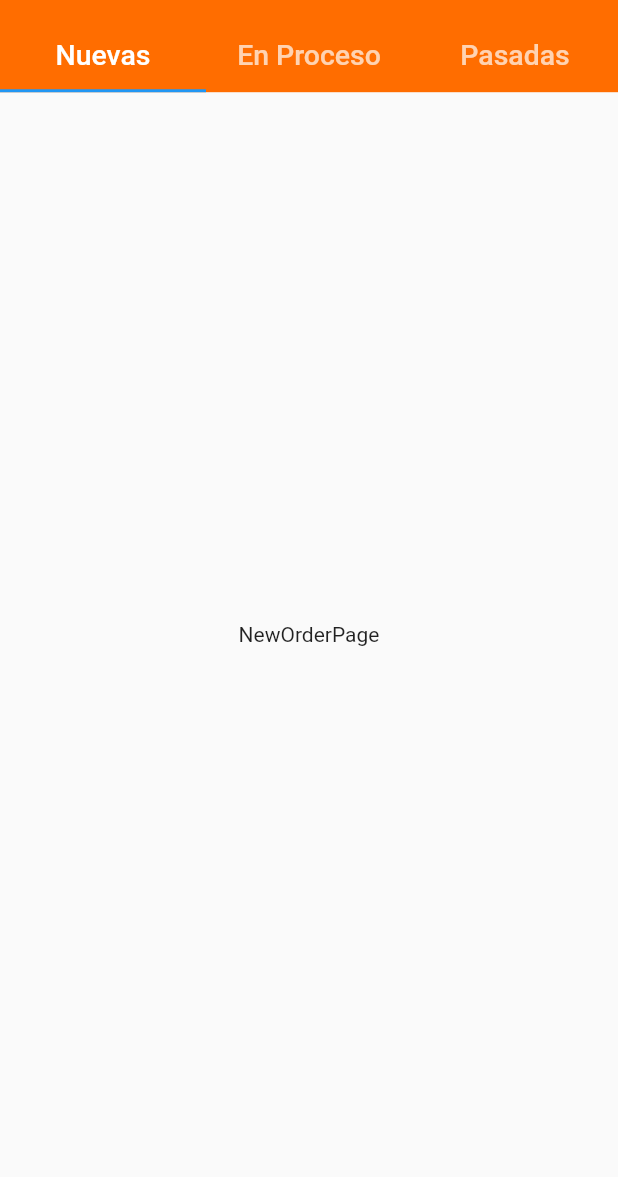
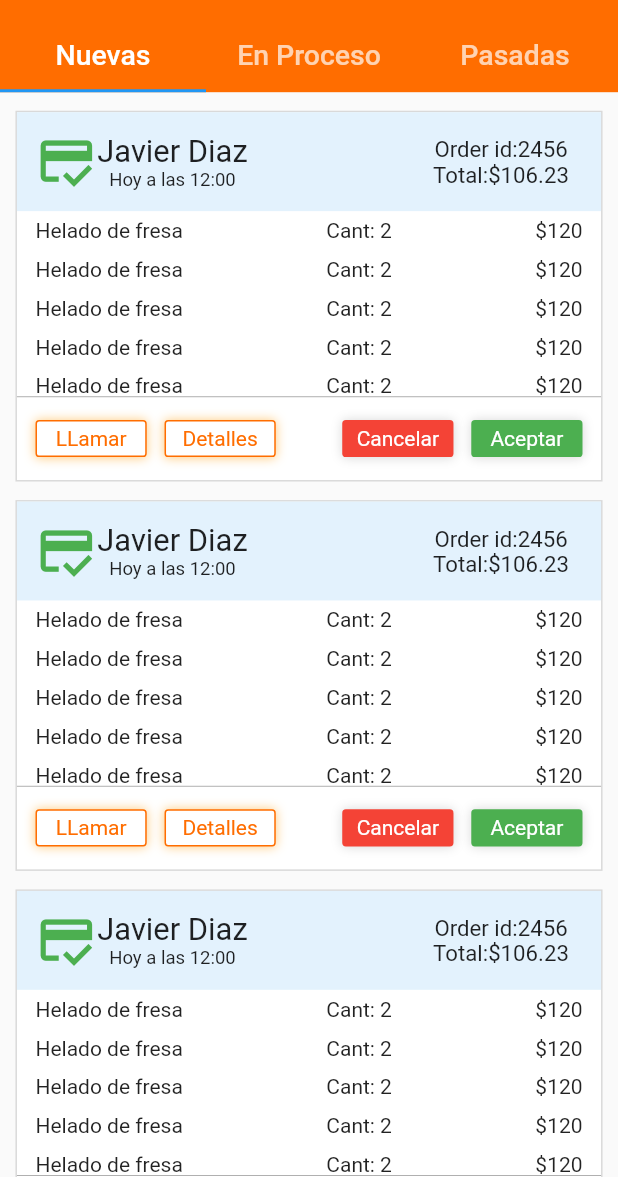
Before and after one commit to javierrrrrrrrrrrr/food_admin, a Flutter app: the HomeOrderPage screen opened directly, on a phone screen of 412 x 824 dp, the part 59-1236 px from its top. Run offline on Flutter 3.47's test engine with Material 2 defaults, Android fonts, the phone set to English and light mode, and no system bars; our stand-ins replace bloc, equatable, flutter_slidable; missing offline and left inert: data_connection_checker_tv.

Commit message:
trabajando en ordenes

```diff
--- /dev/null
+++ b/lib/features/orders/presentation/Widgets/custom_order_card.dart
@@ -0,0 +1,295 @@
+import 'package:flutter/material.dart';
+import 'package:food_admin/core/constantes/constantes.dart';
+
+class OrderCard extends StatelessWidget {
+  const OrderCard({Key? key, required this.cardType}) : super(key: key);
+
+  final String cardType;
+
+  @override
+  Widget build(BuildContext context) {
+    final size = MediaQuery.of(context).size;
+    return Container(
+      margin: EdgeInsets.only(top: size.height * 0.015),
+      height: size.height * 0.3,
+      width: size.width * 0.95,
+      //bordes
+      decoration: BoxDecoration(
+        border: Border.all(color: Colors.black.withOpacity(0.15)),
+        color: Colors.white,
+      ),
+      // color: Colors.red,
+      child: Column(
+        children: [
+          const TopOrderCard(),
+          const BodyOrderCard(),
+          const Line(),
+          BottomOrderCard(cardtype: cardType),
+        ],
+      ),
+    );
+  }
+}
+
+class Line extends StatelessWidget {
+  const Line({
+    Key? key,
+  }) : super(key: key);
+
+  @override
+  Widget build(BuildContext context) {
+    final size = MediaQuery.of(context).size;
+    return Container(
+      height: size.height * 0.0005,
+      width: size.width,
+      color: Colors.black.withOpacity(0.5),
+    );
+  }
+}
+
+class BottomOrderCard extends StatelessWidget {
+  const BottomOrderCard({
+    Key? key,
+    required this.cardtype,
+  }) : super(key: key);
+
+  final String cardtype;
+
+  @override
+  Widget build(BuildContext context) {
+    final size = MediaQuery.of(context).size;
+
+    final List<String> dropdownValues = [
+      "Aceptada",
+      "Rechazada",
+      "En Camino",
+    ];
+
+    String valor = "Aceptada";
+
+    return SizedBox(
+      height: size.height * 0.067,
+      width: size.width,
+      // color: Colors.orange,
+      child: cardtype == "A"
+          ? Padding(
+              padding: EdgeInsets.symmetric(horizontal: size.height * 0.015),
+              child: Row(
+                mainAxisAlignment: MainAxisAlignment.spaceBetween,
+                children: [
+                  const ButtomOrderCard(
+                    color: Colors.white,
+                    texto: "LLamar",
+                    isborder: true,
+                  ),
+                  const ButtomOrderCard(
+                    color: Colors.white,
+                    texto: "Detalles",
+                    isborder: true,
+                  ),
+                  SizedBox(
+                    width: size.width * 0.05,
+                  ),
+                  const ButtomOrderCard(
+                    color: Colors.red,
+                    texto: "Cancelar",
+                    isborder: false,
+                  ),
+                  const ButtomOrderCard(
+                    color: Colors.green,
+                    texto: "Aceptar",
+                    isborder: false,
+                  ),
+                ],
+              ),
+            )
+          : cardtype == "B"
+              ? Row(
+                  children: [
+                    SizedBox(
+                      width: size.width * 0.03,
+                    ),
+                    const Text("Estado: "),
+                    Container(
+                      height: size.height * 0.04,
+                      padding:
+                          EdgeInsets.symmetric(horizontal: size.width * 0.01),
+                      decoration: BoxDecoration(
+                        color: Colors.white,
+                        borderRadius:
+                            BorderRadius.circular(size.height * 0.008),
+                        border: Border.all(
+                            color: Colors.grey,
+                            style: BorderStyle.solid,
+                            width: 0.80),
+                      ),
+                      child: DropdownButtonHideUnderline(
+                          child: DropdownButton(
+                        onChanged: ((value) {
+                          valor = value.toString();
+                          print(valor);
+                        }),
+                        value: valor,
+                        items: dropdownValues
+                            .map((value) => DropdownMenuItem(
+                                  value: value,
+                                  child: Padding(
+                                    padding: EdgeInsets.only(
+                                        left: size.height * 0.01),
+                                    child: Text(
+                                      value,
+                                      style: TextStyle(
+                                          fontSize: size.height * 0.018),
+                                    ),
+                                  ),
+                                ))
+                            .toList(),
+                      )),
+                    ),
+                    SizedBox(
+                      width: size.width * 0.25,
+                    ),
+                    const ButtomOrderCard(
+                      isborder: true,
+                      color: Colors.white,
+                      texto: "Detalles",
+                    )
+                  ],
+                )
+              : Container(
+                  child: const Text("C"),
+                ),
+    );
+  }
+}
+
+class ButtomOrderCard extends StatelessWidget {
+  const ButtomOrderCard({
+    Key? key,
+    required this.texto,
+    required this.color,
+    this.isborder,
+  }) : super(key: key);
+
+  final String texto;
+  final Color color;
+  final bool? isborder;
+
+  @override
+  Widget build(BuildContext context) {
+    final size = MediaQuery.of(context).size;
+
+    return Container(
+      height: size.height * 0.03,
+      width: size.width * 0.18,
+      decoration: BoxDecoration(
+        borderRadius: BorderRadius.circular(size.height * 0.003),
+        boxShadow: [
+          BoxShadow(
+            color: isborder == true
+                ? Colors.orange.withOpacity(0.5)
+                : Colors.black.withOpacity(0.15),
+            blurRadius: 5,
+            offset: const Offset(0, 0),
+          ),
+        ],
+        color: color,
+        border: isborder == true ? Border.all(color: kprymaricolor) : null,
+      ),
+      child: Center(
+          child: Text(texto,
+              style: isborder == true
+                  ? const TextStyle(color: kprymaricolor)
+                  : const TextStyle(color: Colors.white))),
+    );
+  }
+}
+
+class BodyOrderCard extends StatelessWidget {
+  const BodyOrderCard({
+    Key? key,
+  }) : super(key: key);
+
+  @override
+  Widget build(BuildContext context) {
+    final size = MediaQuery.of(context).size;
+    return SizedBox(
+      height: size.height * 0.15,
+      width: size.width,
+      child: ListView.builder(
+          itemCount: 10,
+          itemBuilder: (context, index) {
+            return Padding(
+              padding: EdgeInsets.symmetric(
+                  horizontal: size.width * 0.03, vertical: size.width * 0.012),
+              child: Row(
+                mainAxisAlignment: MainAxisAlignment.spaceBetween,
+                children: const [
+                  Text("Helado de fresa"),
+                  Text("Cant: 2"),
+                  Text("\$120"),
+                ],
+              ),
+            );
+          }),
+      //    color: Colors.green,
+    );
+  }
+}
+
+class TopOrderCard extends StatelessWidget {
+  const TopOrderCard({
+    Key? key,
+  }) : super(key: key);
+
+  @override
+  Widget build(BuildContext context) {
+    final size = MediaQuery.of(context).size;
+    return Container(
+      color: Colors.blue[50],
+      height: size.height * 0.08,
+      width: size.width,
+      child: Padding(
+        padding: EdgeInsets.symmetric(horizontal: size.width * 0.03),
+        child: Row(
+          children: [
+            Icon(
+              Icons.credit_score_outlined,
+              size: size.height * 0.05,
+              color: Colors.green,
+            ),
+            Column(
+              mainAxisAlignment: MainAxisAlignment.center,
+              children: [
+                Text(
+                  "Javier Diaz",
+                  style: TextStyle(fontSize: size.height * 0.025),
+                ),
+                Text(
+                  "Hoy a las 12:00",
+                  style: TextStyle(fontSize: size.height * 0.015),
+                ),
+              ],
+            ),
+            SizedBox(
+              width: size.width * 0.3,
+            ),
+            Column(
+              mainAxisAlignment: MainAxisAlignment.center,
+              children: [
+                Text(
+                  "Order id:2456",
+                  style: TextStyle(fontSize: size.height * 0.018),
+                ),
+                Text(
+                  "Total:\$106.23",
+                  style: TextStyle(fontSize: size.height * 0.018),
+                ),
+              ],
+            )
+          ],
+        ),
+      ),
+    );
+  }
+}
--- a/lib/features/orders/presentation/Widgets/new_order_page.dart
+++ /dev/null
@@ -1,12 +0,0 @@
-import 'package:flutter/material.dart';
-
-class NewOrderPage extends StatelessWidget {
-  const NewOrderPage({Key? key}) : super(key: key);
-
-  @override
-  Widget build(BuildContext context) {
-    return const Center(
-      child: Text("NewOrderPage"),
-    );
-  }
-}
--- a/lib/features/orders/presentation/Widgets/ongoing_order_page.dart
+++ /dev/null
@@ -1,12 +0,0 @@
-import 'package:flutter/material.dart';
-
-class OngoingOrderPage extends StatelessWidget {
-  const OngoingOrderPage({Key? key}) : super(key: key);
-
-  @override
-  Widget build(BuildContext context) {
-    return const Center(
-      child: Text("OngoingOrderPage"),
-    );
-  }
-}
--- a/lib/features/orders/presentation/Widgets/past_order_page.dart
+++ /dev/null
@@ -1,12 +0,0 @@
-import 'package:flutter/material.dart';
-
-class PastOrderPage extends StatelessWidget {
-  const PastOrderPage({Key? key}) : super(key: key);
-
-  @override
-  Widget build(BuildContext context) {
-    return const Center(
-      child: Text("PastOrderPage"),
-    );
-  }
-}
--- /dev/null
+++ b/lib/features/orders/presentation/Widgets/statusOrders/new_order_page.dart
@@ -0,0 +1,23 @@
+import 'package:flutter/material.dart';
+
+import '../custom_order_card.dart';
+
+class NewOrderPage extends StatelessWidget {
+  const NewOrderPage({Key? key}) : super(key: key);
+
+  @override
+  Widget build(BuildContext context) {
+    return Center(
+      child: SingleChildScrollView(
+        child: Column(
+          children: const [
+            OrderCard(cardType: "A"),
+            OrderCard(cardType: "A"),
+            OrderCard(cardType: "A"),
+            OrderCard(cardType: "A"),
+          ],
+        ),
+      ),
+    );
+  }
+}
--- /dev/null
+++ b/lib/features/orders/presentation/Widgets/statusOrders/ongoing_order_page.dart
@@ -0,0 +1,23 @@
+import 'package:flutter/material.dart';
+
+import '../custom_order_card.dart';
+
+class OngoingOrderPage extends StatelessWidget {
+  const OngoingOrderPage({Key? key}) : super(key: key);
+
+  @override
+  Widget build(BuildContext context) {
+    return Center(
+      child: SingleChildScrollView(
+        child: Column(
+          children: const [
+            OrderCard(cardType: "B"),
+            OrderCard(cardType: "B"),
+            OrderCard(cardType: "B"),
+            OrderCard(cardType: "B"),
+          ],
+        ),
+      ),
+    );
+  }
+}
--- /dev/null
+++ b/lib/features/orders/presentation/Widgets/statusOrders/past_order_page.dart
@@ -0,0 +1,22 @@
+import 'package:flutter/material.dart';
+
+import '../custom_order_card.dart';
+
+class PastOrderPage extends StatelessWidget {
+  const PastOrderPage({Key? key}) : super(key: key);
+  @override
+  Widget build(BuildContext context) {
+    return Center(
+      child: SingleChildScrollView(
+        child: Column(
+          children: const [
+            OrderCard(cardType: "C"),
+            OrderCard(cardType: "C"),
+            OrderCard(cardType: "C"),
+            OrderCard(cardType: "C"),
+          ],
+        ),
+      ),
+    );
+  }
+}
--- a/lib/features/orders/presentation/pages/home_orders_page.dart
+++ b/lib/features/orders/presentation/pages/home_orders_page.dart
@@ -2,9 +2,9 @@ import 'package:flutter/material.dart';
 import 'package:food_admin/features/main_components/widgets/custom_appbar.dart';
 import 'package:food_admin/features/main_components/widgets/custom_drawer.dart';
 
-import '../Widgets/new_Order_page.dart';
-import '../Widgets/ongoing_order_page.dart';
-import '../Widgets/past_order_page.dart';
+import '../Widgets/statusOrders/new_order_page.dart';
+import '../Widgets/statusOrders/ongoing_order_page.dart';
+import '../Widgets/statusOrders/past_order_page.dart';
 
 class HomeOrderPage extends StatelessWidget {
   const HomeOrderPage({Key? key}) : super(key: key);
```
